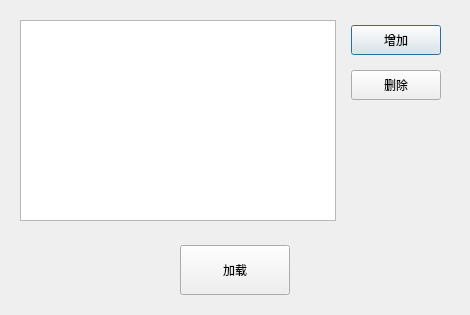
This is digitalIntegration/OneClickLoadDialog.ui in jiaqingguo/DI as Qt 5 draws it before an edit. The edited form follows.
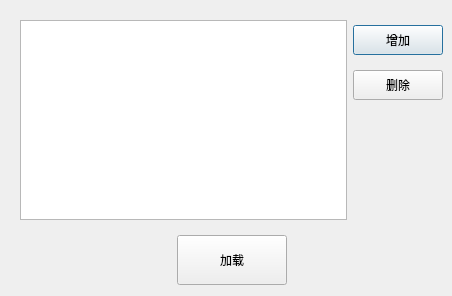
This is the edited form.

Diff of the .ui file:
```diff
--- a/digitalIntegration/OneClickLoadDialog.ui
+++ b/digitalIntegration/OneClickLoadDialog.ui
@@ -6,14 +6,17 @@
    <rect>
     <x>0</x>
     <y>0</y>
-    <width>470</width>
-    <height>315</height>
+    <width>452</width>
+    <height>296</height>
    </rect>
   </property>
   <property name="windowTitle">
    <string>一键加载</string>
   </property>
   <layout class="QVBoxLayout" name="verticalLayout">
+   <property name="rightMargin">
+    <number>0</number>
+   </property>
    <item>
     <layout class="QHBoxLayout" name="horizontalLayout_9">
      <property name="leftMargin">
@@ -37,16 +40,16 @@
         <number>15</number>
        </property>
        <property name="leftMargin">
-        <number>9</number>
+        <number>0</number>
        </property>
        <property name="topMargin">
         <number>5</number>
        </property>
        <property name="rightMargin">
-        <number>9</number>
+        <number>0</number>
        </property>
        <property name="bottomMargin">
-        <number>9</number>
+        <number>0</number>
        </property>
        <item>
         <widget class="QPushButton" name="btnAdd">
@@ -94,16 +97,16 @@
    <item>
     <layout class="QHBoxLayout" name="horizontalLayout">
      <property name="leftMargin">
-      <number>9</number>
+      <number>0</number>
      </property>
      <property name="topMargin">
-      <number>9</number>
+      <number>0</number>
      </property>
      <property name="rightMargin">
-      <number>9</number>
+      <number>0</number>
      </property>
      <property name="bottomMargin">
-      <number>9</number>
+      <number>0</number>
      </property>
      <item>
       <spacer name="horizontalSpacer">
```
